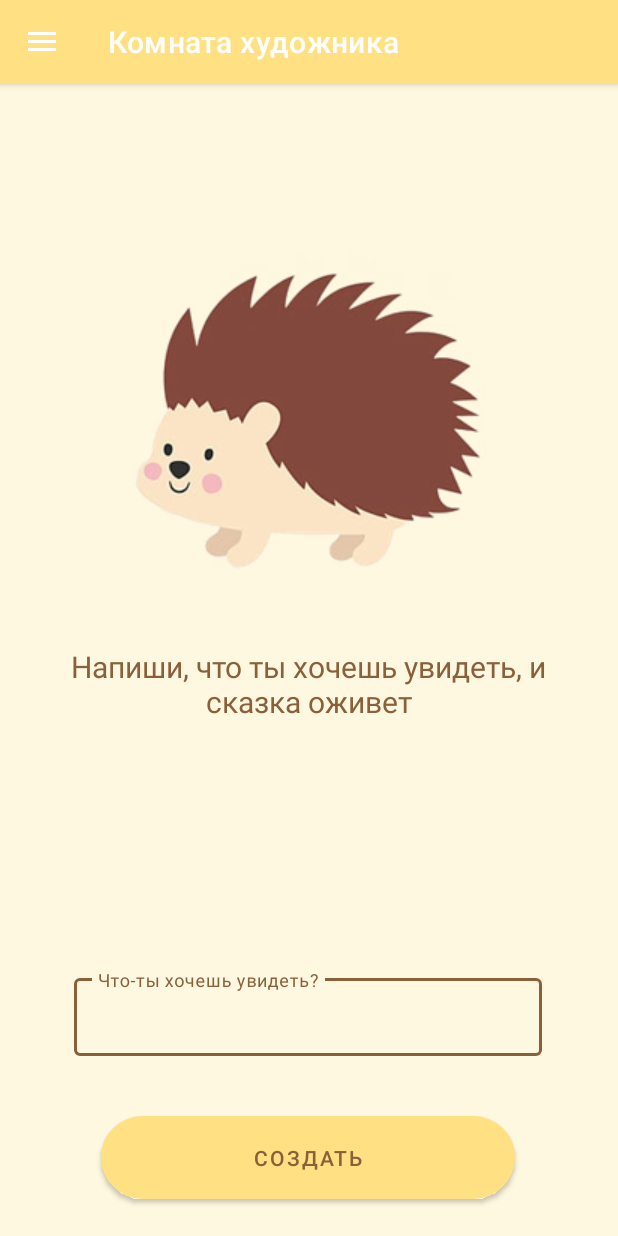
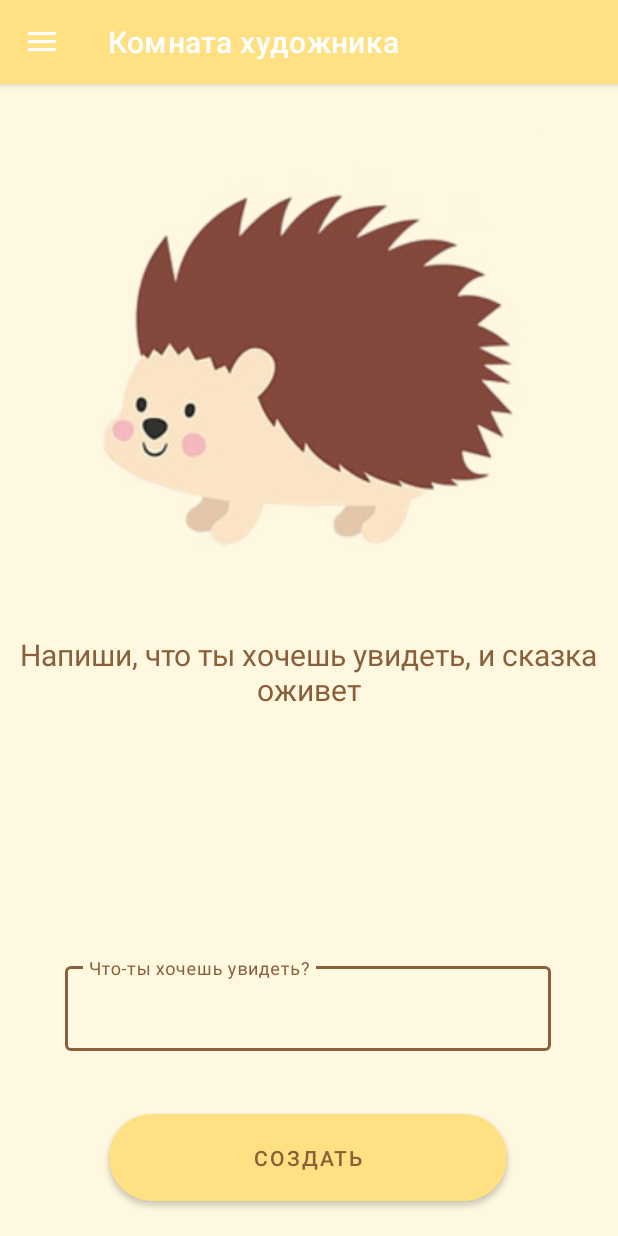
Before and after one commit to sunderrrrr/ChildDalleDrawer, an Android app: the screen it shows after launch (MainActivity), on a phone screen of 412 x 824 dp. Run offline under Robolectric (Android 15) with nearby library versions, the phone set to English and light mode, and no system bars; our stand-ins replace navigation-ui; libraries missing offline, so code that uses them is left out: com.yandex.mobile; plain views replace BannerAdView; pictures from the network do not load; 9 statements that could not run were skipped.

```diff
--- a/app/src/main/res/layout/fragment_home.xml
+++ b/app/src/main/res/layout/fragment_home.xml
@@ -10,8 +10,8 @@
     <com.google.android.material.textfield.TextInputLayout
         android:id="@+id/prompt"
         style="@style/Widget.MaterialComponents.TextInputLayout.OutlinedBox"
-        android:layout_width="312dp"
-        android:layout_height="57dp"
+        android:layout_width="324dp"
+        android:layout_height="65dp"
         android:layout_marginTop="40dp"
         android:layout_marginBottom="120dp"
         android:hint="Что-ты хочешь увидеть?"
@@ -37,21 +37,21 @@
 
     <LinearLayout
         android:id="@+id/linearLayout"
-        android:layout_width="402dp"
-        android:layout_height="397dp"
+        android:layout_width="406dp"
+        android:layout_height="432dp"
         android:gravity="center"
         android:orientation="vertical"
         app:layout_constraintBottom_toTopOf="@+id/prompt"
         app:layout_constraintEnd_toEndOf="parent"
-        app:layout_constraintHorizontal_bias="0.444"
+        app:layout_constraintHorizontal_bias="0.4"
         app:layout_constraintStart_toStartOf="parent"
         app:layout_constraintTop_toTopOf="parent"
-        app:layout_constraintVertical_bias="0.267">
+        app:layout_constraintVertical_bias="0.0">
 
         <ImageView
             android:id="@+id/imageView"
-            android:layout_width="wrap_content"
-            android:layout_height="wrap_content"
+            android:layout_width="359dp"
+            android:layout_height="321dp"
             android:layout_gravity="center"
             android:layout_margin="15sp"
             android:src="@drawable/hedgehog"
@@ -71,8 +71,8 @@
 
     <com.yandex.mobile.ads.banner.BannerAdView
         android:id="@+id/banner"
-        android:layout_width="315dp"
-        android:layout_height="80dp"
+        android:layout_width="312dp"
+        android:layout_height="88dp"
         android:layout_marginBottom="8dp"
         app:layout_constraintBottom_toTopOf="@+id/prompt"
         app:layout_constraintEnd_toEndOf="parent"
@@ -81,8 +81,8 @@
 
     <Button
         android:id="@+id/button"
-        android:layout_width="276dp"
-        android:layout_height="67dp"
+        android:layout_width="265dp"
+        android:layout_height="70dp"
         android:text="создать"
         android:textColor="@color/dark_brown"
         app:cornerRadius="40sp"
--- a/app/src/main/res/layout/fragment_slideshow.xml
+++ b/app/src/main/res/layout/fragment_slideshow.xml
@@ -24,8 +24,8 @@
 
     <ListView
         android:id="@+id/InstructListView"
-        android:layout_width="406dp"
-        android:layout_height="423dp"
+        android:layout_width="413dp"
+        android:layout_height="530dp"
         app:layout_constraintEnd_toEndOf="parent"
         app:layout_constraintStart_toStartOf="parent"
         app:layout_constraintTop_toTopOf="parent" />
```
Also changed, not shown: app/src/main/java/com/bkmzdev/childdrawer/ui/home/HomeFragment.kt (+16 -6 lines), app/src/main/java/com/bkmzdev/childdrawer/ui/slideshow/SlideshowFragment.kt (+4 -4 lines).
